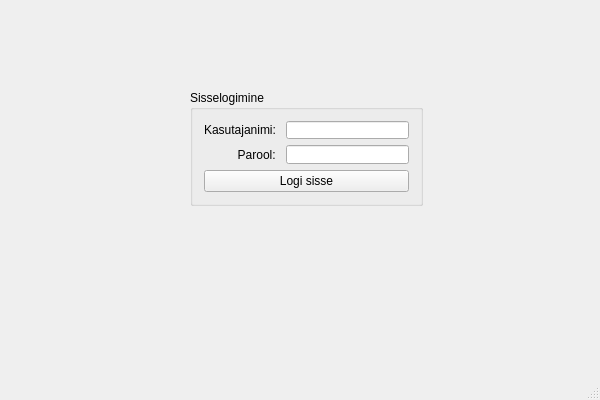
Qt form FormLogin/FormLogin.ui (sitisl/Mola_rakendus) before a commit.
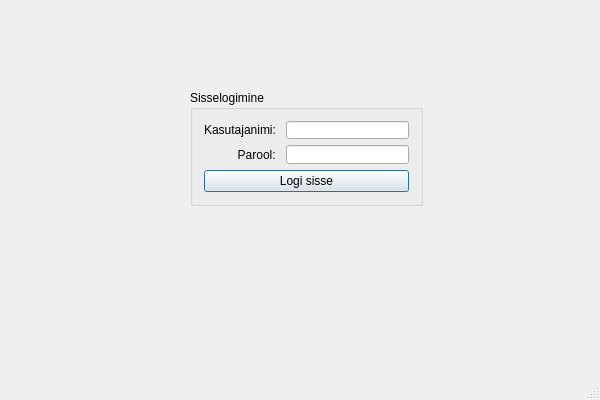
The same form after that commit.

Commit message: Updated login and messeger forms, removed login mainwindows and replaced with dialog. Can login with Enter key.

Patch:
```diff
--- a/FormLogin/FormLogin.ui
+++ b/FormLogin/FormLogin.ui
@@ -63,6 +63,12 @@
        <property name="text">
         <string>Logi sisse</string>
        </property>
+       <property name="autoDefault">
+        <bool>true</bool>
+       </property>
+       <property name="default">
+        <bool>true</bool>
+       </property>
       </widget>
      </item>
     </layout>
```
The commit also changes 7 other files.
